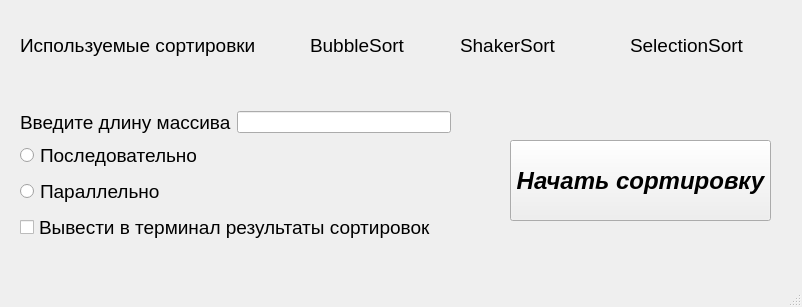
Before: the Qt Designer form 1_seminar/GUI_1_seminar/mainwindow.ui in Eugene665/uni_parallel_computing, drawn with Qt 5.
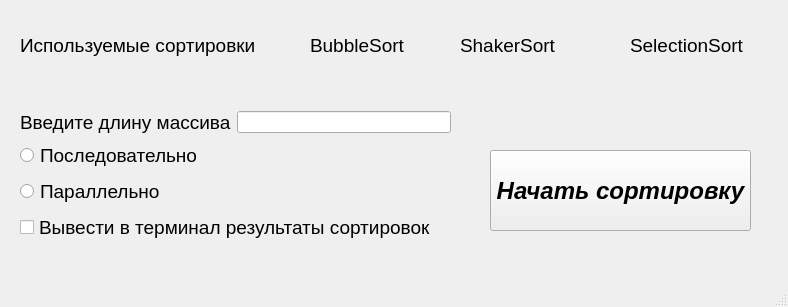
After: the same form once the commit is applied.

```diff
--- a/1_seminar/GUI_1_seminar/mainwindow.ui
+++ b/1_seminar/GUI_1_seminar/mainwindow.ui
@@ -6,7 +6,7 @@
    <rect>
     <x>0</x>
     <y>0</y>
-    <width>802</width>
+    <width>788</width>
     <height>307</height>
    </rect>
   </property>
@@ -92,8 +92,8 @@
    <widget class="QPushButton" name="start_all_sort_button">
     <property name="geometry">
      <rect>
-      <x>510</x>
-      <y>140</y>
+      <x>490</x>
+      <y>150</y>
       <width>261</width>
       <height>81</height>
      </rect>
```
Left out of the diff: 5 changed lines with no effect on the pictures.
